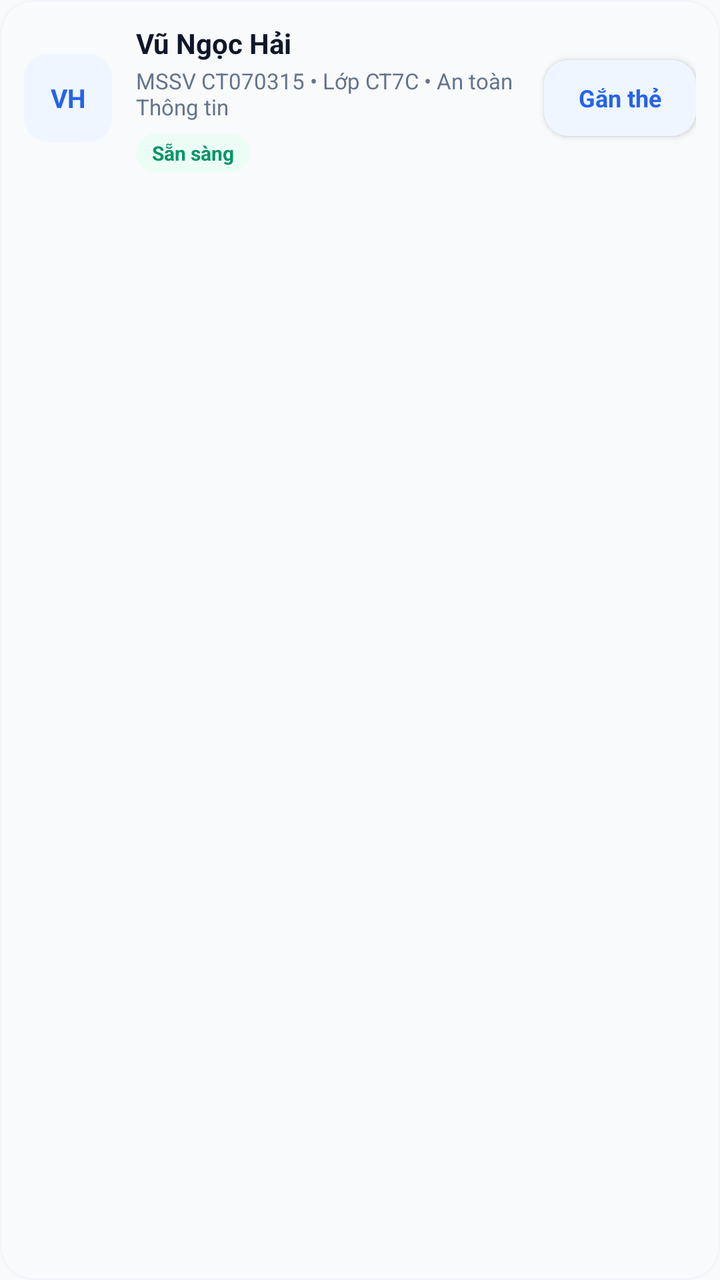
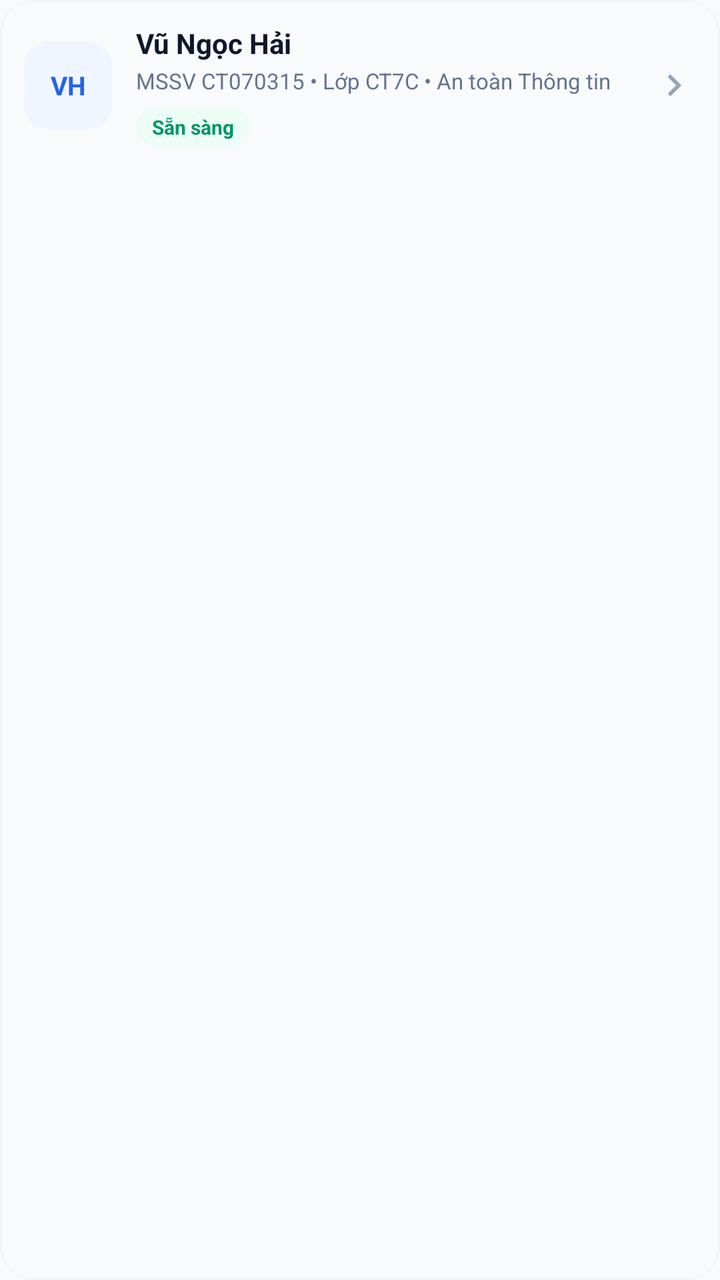

Screens rendered from an Android XML layout before and after an edit, with the pre-edit source and the edit as a unified diff.
<!-- AndroidManifest.xml: application theme Theme.SmartStudentID -->
<!-- res/layout/item_issued_card.xml -->
<?xml version="1.0" encoding="utf-8"?>
<com.google.android.material.card.MaterialCardView xmlns:android="http://schemas.android.com/apk/res/android"
    xmlns:app="http://schemas.android.com/apk/res-auto"
    android:layout_width="match_parent"
    android:layout_height="wrap_content"
    android:layout_marginBottom="10dp"
    app:cardBackgroundColor="@color/slate_50"
    app:cardCornerRadius="16dp"
    app:cardElevation="0dp"
    app:strokeColor="@color/slate_100"
    app:strokeWidth="1dp">

    <LinearLayout
        android:layout_width="match_parent"
        android:layout_height="wrap_content"
        android:gravity="center_vertical"
        android:orientation="horizontal"
        android:padding="12dp">

        <TextView
            android:id="@+id/tvItemAvatarInitials"
            android:layout_width="44dp"
            android:layout_height="44dp"
            android:background="@drawable/bg_icon_tile_blue"
            android:gravity="center"
            android:text="VH"
            android:textColor="@color/brand_600"
            android:textSize="13sp"
            android:textStyle="bold" />

        <LinearLayout
            android:layout_width="0dp"
            android:layout_height="wrap_content"
            android:layout_marginStart="12dp"
            android:layout_weight="1"
            android:orientation="vertical">

            <TextView
                android:id="@+id/tvItemStudentTitle"
                android:layout_width="match_parent"
                android:layout_height="wrap_content"
                android:ellipsize="end"
                android:maxLines="1"
                android:text="Vũ Ngọc Hải"
                android:textColor="@color/slate_900"
                android:textSize="14sp"
                android:textStyle="bold" />

            <TextView
                android:id="@+id/tvItemStudentSub"
                android:layout_width="match_parent"
                android:layout_height="wrap_content"
                android:layout_marginTop="2dp"
                android:ellipsize="end"
                android:maxLines="2"
                android:text="MSSV CT070315 • Lớp CT7C • An toàn Thông tin"
                android:textColor="@color/slate_500"
                android:textSize="11sp" />

            <TextView
                android:id="@+id/tvItemCardStatus"
                android:layout_width="wrap_content"
                android:layout_height="wrap_content"
                android:layout_marginTop="6dp"
                android:background="@drawable/bg_pill_green"
                android:paddingStart="8dp"
                android:paddingTop="3dp"
                android:paddingEnd="8dp"
                android:paddingBottom="3dp"
                android:text="Sẵn sàng"
                android:textColor="@color/emerald_600"
                android:textSize="10sp"
                android:textStyle="bold" />
        </LinearLayout>

        <com.google.android.material.button.MaterialButton
            android:id="@+id/btnActivateVirtualCard"
            style="@style/Widget.SmartID.Button.Soft"
            android:layout_width="wrap_content"
            android:layout_height="38dp"
            android:layout_marginStart="8dp"
            android:minWidth="76dp"
            android:text="Gắn thẻ"
            android:textSize="12sp"
            app:cornerRadius="12dp" />
    </LinearLayout>
</com.google.android.material.card.MaterialCardView>
<!-- resources referenced by this layout -->
<resources>
  <color name="brand_600">#2563EB</color>
  <color name="emerald_600">#059669</color>
  <color name="slate_100">#F1F5F9</color>
  <color name="slate_50">#F8FAFC</color>
  <color name="slate_500">#64748B</color>
  <color name="slate_900">#0F172A</color>
  <!-- drawable bg_icon_tile_blue (drawable) -->
  <?xml version="1.0" encoding="utf-8"?>
  <shape xmlns:android="http://schemas.android.com/apk/res/android"
      android:shape="rectangle">
      <corners android:radius="12dp" />
      <solid android:color="@color/brand_50" />
  </shape>
  <!-- drawable bg_pill_green (drawable) -->
  <?xml version="1.0" encoding="utf-8"?>
  <shape xmlns:android="http://schemas.android.com/apk/res/android"
      android:shape="rectangle">
      <corners android:radius="999dp" />
      <solid android:color="@color/emerald_50" />
  </shape>
  <style name="Widget.SmartID.Button.Soft" parent="Widget.MaterialComponents.Button">
          <item name="android:minHeight">46dp</item>
          <item name="android:minWidth">0dp</item>
          <item name="android:insetTop">0dp</item>
          <item name="android:insetBottom">0dp</item>
          <item name="android:letterSpacing">0</item>
          <item name="android:textAllCaps">false</item>
          <item name="android:textColor">@color/brand_600</item>
          <item name="android:textSize">14sp</item>
          <item name="android:textStyle">bold</item>
          <item name="backgroundTint">@color/brand_50</item>
          <item name="cornerRadius">14dp</item>
          <item name="elevation">0dp</item>
          <item name="iconPadding">8dp</item>
          <item name="iconTint">@color/brand_600</item>
          <item name="rippleColor">@color/brand_100</item>
      </style>
  <style name="Theme.SmartStudentID" parent="Base.Theme.SmartStudentID" />
  <color name="brand_50">#EFF6FF</color>
  <color name="emerald_50">#ECFDF5</color>
  <color name="brand_100">#DBEAFE</color>
  <color name="white">#FFFFFFFF</color>
  <color name="brand_700">#1D4ED8</color>
  <color name="emerald_700">#047857</color>
  <color name="slate_600">#475569</color>
  <color name="slate_300">#CBD5E1</color>
  <color name="slate_200">#E2E8F0</color>
  <style name="Animation.SmartID.Window" parent="@android:style/Animation.Activity">
          <item name="android:activityOpenEnterAnimation">@android:anim/fade_in</item>
          <item name="android:activityOpenExitAnimation">@android:anim/fade_out</item>
          <item name="android:activityCloseEnterAnimation">@android:anim/fade_in</item>
          <item name="android:activityCloseExitAnimation">@android:anim/fade_out</item>
      </style>
  <!-- unchanged entries left out for length: 1 -->
</resources>

<!-- the commit's change to res/layout/item_issued_card.xml (unified diff, before → after) -->
@@ -4,6 +4,9 @@
     android:layout_width="match_parent"
     android:layout_height="wrap_content"
     android:layout_marginBottom="10dp"
+    android:clickable="true"
+    android:focusable="true"
+    android:foreground="?attr/selectableItemBackground"
     app:cardBackgroundColor="@color/slate_50"
     app:cardCornerRadius="16dp"
     app:cardElevation="0dp"
@@ -73,15 +76,12 @@
                 android:textStyle="bold" />
         </LinearLayout>
 
-        <com.google.android.material.button.MaterialButton
-            android:id="@+id/btnActivateVirtualCard"
-            style="@style/Widget.SmartID.Button.Soft"
-            android:layout_width="wrap_content"
-            android:layout_height="38dp"
+        <ImageView
+            android:layout_width="22dp"
+            android:layout_height="22dp"
             android:layout_marginStart="8dp"
-            android:minWidth="76dp"
-            android:text="Gắn thẻ"
-            android:textSize="12sp"
-            app:cornerRadius="12dp" />
+            android:contentDescription="Chạm để sửa thông tin, mở hoặc khóa thẻ"
+            android:src="@drawable/ic_chevron_right"
+            app:tint="@color/slate_400" />
     </LinearLayout>
 </com.google.android.material.card.MaterialCardView>
<!-- resource entries referenced after the edit -->
@@ -3,6 +3,7 @@
   <color name="brand_600">#2563EB</color>
   <color name="emerald_600">#059669</color>
   <color name="slate_100">#F1F5F9</color>
+  <color name="slate_400">#94A3B8</color>
   <color name="slate_50">#F8FAFC</color>
   <color name="slate_500">#64748B</color>
   <color name="slate_900">#0F172A</color>
@@ -20,27 +21,19 @@
       <corners android:radius="999dp" />
       <solid android:color="@color/emerald_50" />
   </shape>
-  <style name="Widget.SmartID.Button.Soft" parent="Widget.MaterialComponents.Button">
-          <item name="android:minHeight">46dp</item>
-          <item name="android:minWidth">0dp</item>
-          <item name="android:insetTop">0dp</item>
-          <item name="android:insetBottom">0dp</item>
-          <item name="android:letterSpacing">0</item>
-          <item name="android:textAllCaps">false</item>
-          <item name="android:textColor">@color/brand_600</item>
-          <item name="android:textSize">14sp</item>
-          <item name="android:textStyle">bold</item>
-          <item name="backgroundTint">@color/brand_50</item>
-          <item name="cornerRadius">14dp</item>
-          <item name="elevation">0dp</item>
-          <item name="iconPadding">8dp</item>
-          <item name="iconTint">@color/brand_600</item>
-          <item name="rippleColor">@color/brand_100</item>
-      </style>
+  <!-- drawable ic_chevron_right (drawable) -->
+  <vector xmlns:android="http://schemas.android.com/apk/res/android"
+      android:width="24dp"
+      android:height="24dp"
+      android:viewportWidth="24"
+      android:viewportHeight="24">
+      <path
+          android:fillColor="#FF0F172A"
+          android:pathData="M10,6L8.59,7.41 13.17,12l-4.58,4.59L10,18l6,-6z" />
+  </vector>
   <style name="Theme.SmartStudentID" parent="Base.Theme.SmartStudentID" />
   <color name="brand_50">#EFF6FF</color>
   <color name="emerald_50">#ECFDF5</color>
-  <color name="brand_100">#DBEAFE</color>
   <color name="white">#FFFFFFFF</color>
   <color name="brand_700">#1D4ED8</color>
   <color name="emerald_700">#047857</color>
